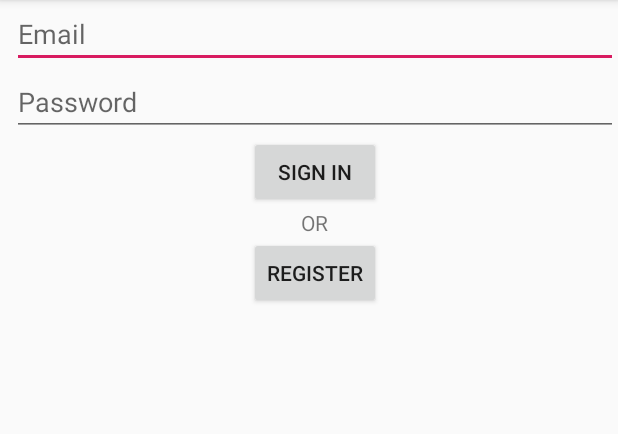
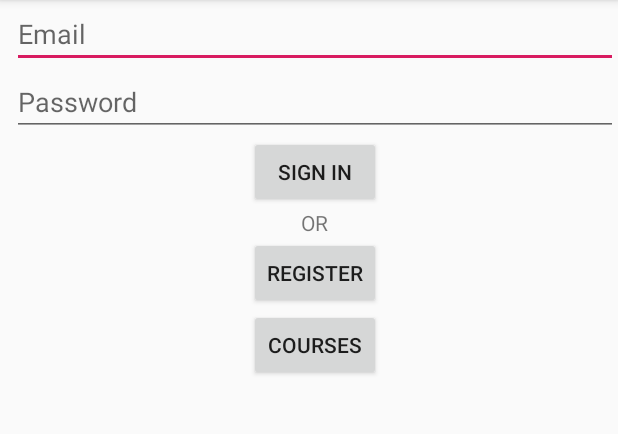
Before and after one commit to KartikeyaSingh03/Kriti_App, an Android app: the screen it shows after launch (SignInActivity), on a phone screen of 412 x 824 dp, the part 84-518 px from its top. Run offline under Robolectric (Android 15) with nearby library versions, the phone set to English and light mode, and no system bars.

Commit message:
Recycler view added for ist of courses

```diff
--- a/app/build.gradle
+++ b/app/build.gradle
@@ -27,6 +27,8 @@ dependencies {
     testImplementation 'junit:junit:4.12'
     androidTestImplementation 'androidx.test.ext:junit:1.1.0'
     androidTestImplementation 'androidx.test.espresso:espresso-core:3.2.0'
+    compile 'com.android.support:design:29.0.0'
+
 }
 
 apply plugin: 'com.google.gms.google-services'
--- a/app/src/main/java/com/example/kriti/SignInActivity.java
+++ b/app/src/main/java/com/example/kriti/SignInActivity.java
@@ -27,6 +27,18 @@ public  class SignInActivity extends AppCompatActivity  {
 
         });
 
+        Button courses = (Button) findViewById(R.id.course);
+
+        courses.setOnClickListener(new View.OnClickListener(){
+            @Override
+            public void onClick(View v){
+                Intent intentPost=new Intent(SignInActivity.this,CoursesActivity.class);
+                startActivity(intentPost);
+
+            }
+
+        });
+
     }
 
 //    public void registerButton(View view){
--- a/app/src/main/res/layout/activity_sign_in.xml
+++ b/app/src/main/res/layout/activity_sign_in.xml
@@ -43,7 +43,11 @@
                 android:layout_height="wrap_content"
                 android:text="Register"
                 android:id="@+id/registerButton"/>
-
+            <Button
+                android:layout_width="wrap_content"
+                android:layout_height="wrap_content"
+                android:text="Courses"
+                android:id="@+id/course"/>
 
 
 
--- a/app/src/main/res/values/strings.xml
+++ b/app/src/main/res/values/strings.xml
@@ -1,3 +1,4 @@
 <resources>
     <string name="app_name">Kriti</string>
+    <string name="course_title">Course Title</string>
 </resources>
```
Also changed, not shown: app/src/main/AndroidManifest.xml (+8 -0 lines), app/src/main/java/com/example/kriti/CoursesActivity.java (+35 -0 lines), app/src/main/res/layout/activity_courses.xml (+13 -0 lines).
